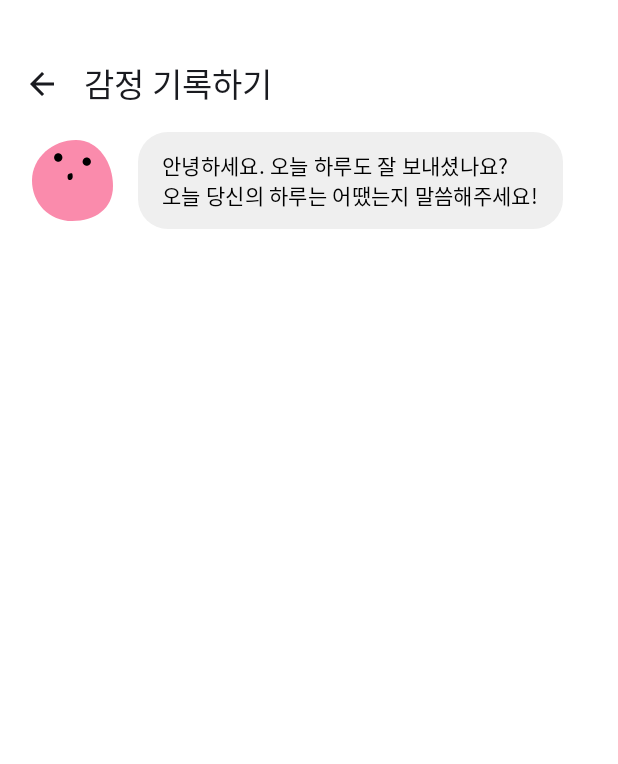
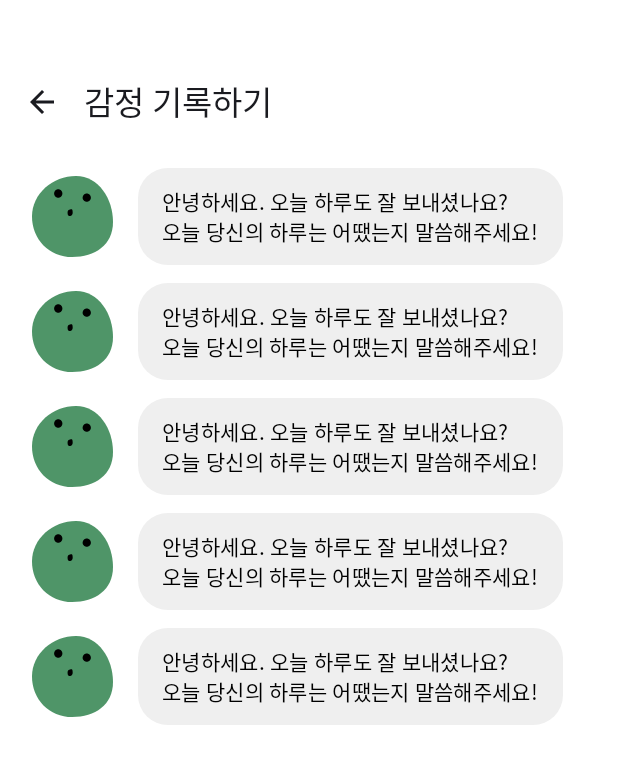
Before and after one commit to dsm-hackathon-2023/dsm-hackathon-2023-android, an Android app built with Jetpack Compose: the record screen opened through its navigation route, on a phone screen of 412 x 824 dp. Shown: the top 764 px of the screen. Run offline under Robolectric (Android 15) with nearby library versions, the phone set to English and light mode, and no system bars.

Commit message:
arrangement

```diff
--- a/app/src/main/kotlin/dsm/hackathon/dsmhackathon2023_team18/ui/main/record/RecordScreen.kt
+++ b/app/src/main/kotlin/dsm/hackathon/dsmhackathon2023_team18/ui/main/record/RecordScreen.kt
@@ -50,6 +50,7 @@ fun RecordScreen(
         modifier = Modifier
             .fillMaxSize()
             .background(Color.White),
+        verticalArrangement = Arrangement.spacedBy(12.dp),
     ) {
         Spacer(modifier = Modifier.height(24.dp))
         TopAppBar(
@@ -67,6 +68,30 @@ fun RecordScreen(
                 }
             },
             colors = topAppBarColors,
+        )
+        DdeokMessage(
+            modifier = Modifier
+                .fillMaxWidth()
+                .padding(horizontal = 16.dp),
+            message = "안녕하세요. 오늘 하루도 잘 보내셨나요? \n오늘 당신의 하루는 어땠는지 말씀해주세요!",
+        )
+        DdeokMessage(
+            modifier = Modifier
+                .fillMaxWidth()
+                .padding(horizontal = 16.dp),
+            message = "안녕하세요. 오늘 하루도 잘 보내셨나요? \n오늘 당신의 하루는 어땠는지 말씀해주세요!",
+        )
+        DdeokMessage(
+            modifier = Modifier
+                .fillMaxWidth()
+                .padding(horizontal = 16.dp),
+            message = "안녕하세요. 오늘 하루도 잘 보내셨나요? \n오늘 당신의 하루는 어땠는지 말씀해주세요!",
+        )
+        DdeokMessage(
+            modifier = Modifier
+                .fillMaxWidth()
+                .padding(horizontal = 16.dp),
+            message = "안녕하세요. 오늘 하루도 잘 보내셨나요? \n오늘 당신의 하루는 어땠는지 말씀해주세요!",
         )
         DdeokMessage(
             modifier = Modifier
```
